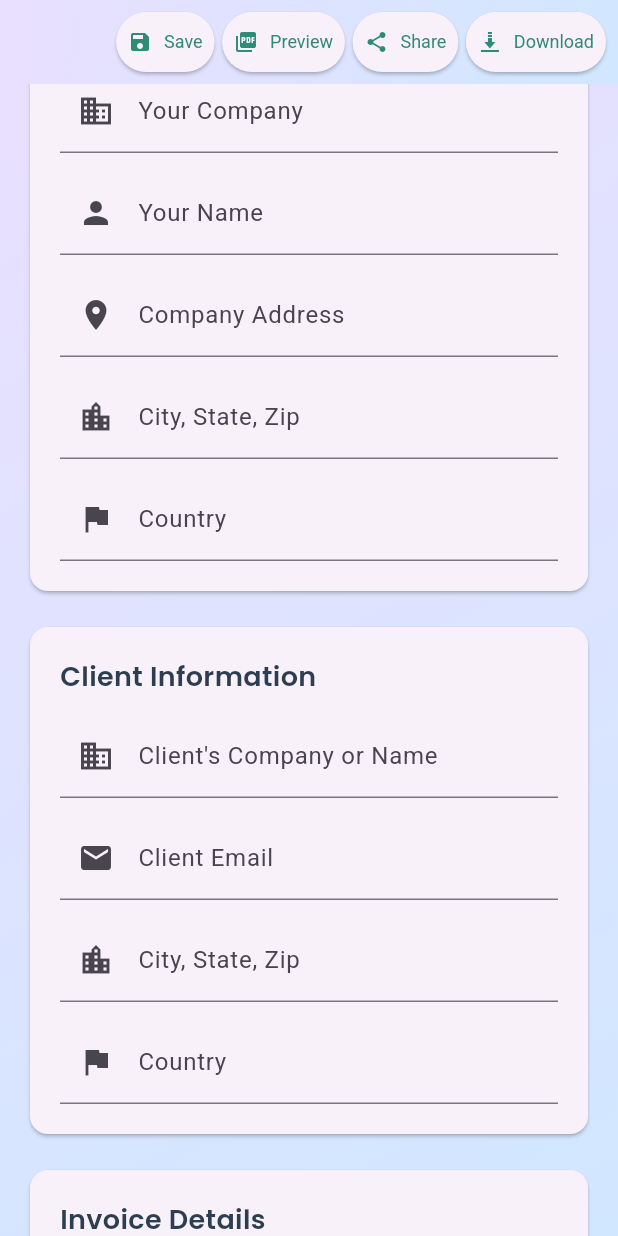
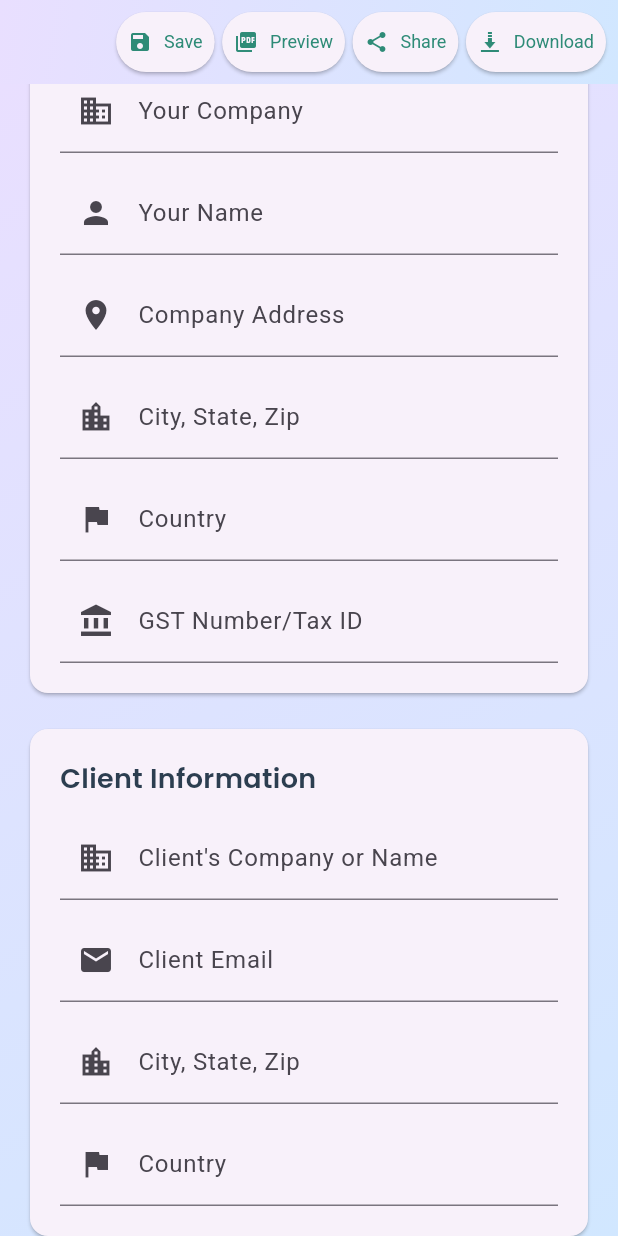
Before and after one commit to Jaivik22/invoice_generator, a Flutter app: the InvoiceHomePage screen opened directly, scrolled down 576 dp, on a phone screen of 412 x 824 dp. Run offline on Flutter 3.47's test engine with Material 3 defaults, Android fonts, the phone set to English and light mode, and no system bars; our stand-ins replace animate_do, cloud_firestore, connectivity_plus, firebase_core, firebase_remote_config, get and 11 more; accounts and stored records are empty; generated files the repository leaves out were written again.

Commit message:
- Added GST/tax number

```diff
--- a/lib/model/invoice_info.dart
+++ b/lib/model/invoice_info.dart
@@ -49,6 +49,9 @@
   @HiveField(14)
   String? logoPath;
 
+  @HiveField(15)
+  String taxId;
+
   InvoiceInfo({
     required this.businessName,
     required this.businessAddress,
@@ -65,5 +68,6 @@
     required this.currency,
     required this.taxPercentage,
     this.logoPath,
+    required this.taxId
   });
 }
--- a/lib/screens/invoice_generator_app.dart
+++ b/lib/screens/invoice_generator_app.dart
@@ -110,6 +110,8 @@
   String _yourName = '';
   String _companyCityStateZip = '';
   String _companyCountry = '';
+  String _taxId = '';
+
   String _clientCompany = '';
 
   // String _clientAddress = '';
@@ -137,6 +139,9 @@
       TextEditingController();
   final TextEditingController _companyCountryController =
       TextEditingController();
+  final TextEditingController _taxIdController =
+      TextEditingController();
+
   final TextEditingController _clientCompanyController =
       TextEditingController();
   final TextEditingController _clientCityStateZipController =
@@ -198,6 +203,7 @@
     _yourNameController.dispose();
     _companyCityStateZipController.dispose();
     _companyCountryController.dispose();
+    _taxIdController.dispose();
     _clientCompanyController.dispose();
     _clientCityStateZipController.dispose();
     _clientCountryController.dispose();
@@ -222,6 +228,7 @@
       _yourName = loaded.yourName;
       _companyCityStateZip = loaded.clientCityStateZip;
       _companyCountry = loaded.companyCountry;
+      _taxId = loaded.taxId;
       _clientCompany = loaded.clientCompany;
       _clientCityStateZip = loaded.clientCityStateZip;
       _clientCountry = loaded.clientCountry;
@@ -246,6 +253,7 @@
       _yourNameController.text = _yourName;
       _companyCityStateZipController.text = _companyCityStateZip;
       _companyCountryController.text = _companyCountry;
+      _taxIdController.text = _taxId;
       _clientCompanyController.text = _clientCompany;
       _clientCityStateZipController.text = _clientCityStateZip;
       _clientCountryController.text = _clientCountry;
@@ -272,6 +280,7 @@
       currency: _selectedCurrency,
       taxPercentage: _taxPercentage,
       logoPath: _logoFile != null ? _logoFile!.path : "",
+      taxId: _taxId
     );
 
     final result = await saveInvoice(invoice, keyName);
@@ -428,6 +437,7 @@
               ? pw.Image(logoImage, width: 100, height: 100)
               : pw.SizedBox(width: 100, height: 100),
           pw.Column(
+            crossAxisAlignment: pw.CrossAxisAlignment.end,
             children: [
               pw.Container(
                 color: PdfColor.fromInt(themeColor.value),
@@ -447,6 +457,10 @@
                 'Invoice #$_invoiceNumber',
                 style: pw.TextStyle(fontSize: 14, font: robotoFont),
               ),
+              pw.Text(
+                'GST/Tax Number: $_taxId',
+                style: pw.TextStyle(fontSize: 14, font: robotoFont),
+              ),
             ],
           ),
         ],
@@ -547,6 +561,7 @@
               ? pw.Image(logoImage, width: 80, height: 80)
               : pw.SizedBox(width: 80, height: 80),
           pw.Column(
+            crossAxisAlignment: pw.CrossAxisAlignment.end,
             children: [
               pw.Text(
                 'INVOICE',
@@ -562,12 +577,14 @@
                 'Invoice #$_invoiceNumber',
                 style: pw.TextStyle(fontSize: 14, font: robotoFont),
               ),
-              ],
-            ),
-          ],
-        ),
-        // pw.SizedBox(height: 10),
-        // pw.Text('Invoice #$_invoiceNumber', style: const pw.TextStyle(fontSize: 14)),
+              pw.Text(
+                'GST/Tax Number: $_taxId',
+                style: pw.TextStyle(fontSize: 14, font: robotoFont),
+              ),
+            ],
+          ),
+        ],
+      ),
       pw.SizedBox(height: 20),
       pw.Divider(color: PdfColor.fromInt(themeColor.value)),
       pw.SizedBox(height: 20),
@@ -693,6 +710,7 @@
               ? pw.Image(logoImage, width: 60, height: 60)
               : pw.SizedBox(width: 60, height: 60),
           pw.Column(
+            crossAxisAlignment: pw.CrossAxisAlignment.end,
             children: [
               pw.Text(
                 'INVOICE',
@@ -707,12 +725,14 @@
                 'Invoice #$_invoiceNumber',
                 style: pw.TextStyle(fontSize: 12, font: robotoFont),
               ),
-              ],
-            ),
-          ],
-        ),
-        // pw.SizedBox(height: 10),
-        // pw.Text('Invoice #$_invoiceNumber', style: const pw.TextStyle(fontSize: 12)),
+              pw.Text(
+                'GST/Tax Number: $_taxId',
+                style: pw.TextStyle(fontSize: 12, font: robotoFont),
+              ),
+            ],
+          ),
+        ],
+      ),
       pw.SizedBox(height: 20),
       pw.Text(
         'From:',
@@ -729,8 +749,6 @@
         style: pw.TextStyle(fontWeight: pw.FontWeight.bold, font: robotoFont),
       ),
       pw.Text(_clientCompany, style: pw.TextStyle(font: robotoFont)),
-        // pw.Text(_clientName),
-        // pw.Text(_clientAddress),
       pw.Text(_clientCityStateZip, style: pw.TextStyle(font: robotoFont)),
       pw.Text(_clientCountry, style: pw.TextStyle(font: robotoFont)),
       pw.Text(_clientEmail, style: pw.TextStyle(font: robotoFont)),
@@ -820,8 +838,6 @@
           ),
         ],
       ),
-        // pw.SizedBox(height: 10),
-        // pw.Text('Invoice #$_invoiceNumber', style: const pw.TextStyle(fontSize: 14)),
       pw.SizedBox(height: 20),
       pw.Container(
         padding: const pw.EdgeInsets.all(8),
@@ -842,6 +858,16 @@
           ),
         ),
       ),
+      pw.Container(
+        padding: const pw.EdgeInsets.all(8),
+        child: pw.Text(
+          'GST/Tax Number: $_taxId',
+          style: pw.TextStyle(
+            fontSize: 14,
+            font: robotoFont,
+          ),
+        ),
+      ),
       pw.Text(_yourName, style: pw.TextStyle(font: robotoFont)),
       pw.Text(_businessAddress, style: pw.TextStyle(font: robotoFont)),
       pw.Text(_companyCityStateZip, style: pw.TextStyle(font: robotoFont)),
@@ -852,8 +878,6 @@
         style: pw.TextStyle(fontWeight: pw.FontWeight.bold, font: robotoFont),
       ),
       pw.Text(_clientCompany, style: pw.TextStyle(font: robotoFont)),
-        // pw.Text(_clientName),
-        // pw.Text(_clientAddress),
       pw.Text(_clientCityStateZip, style: pw.TextStyle(font: robotoFont)),
       pw.Text(_clientCountry, style: pw.TextStyle(font: robotoFont)),
       pw.Text(_clientEmail, style: pw.TextStyle(font: robotoFont)),
@@ -905,7 +929,6 @@
       ),
     ];
   }
-
   List<pw.Widget> _buildCompactLayout(
       Color themeColor,
       pw.MemoryImage? logoImage,
@@ -919,6 +942,7 @@
               ? pw.Image(logoImage, width: 60, height: 60)
               : pw.SizedBox(width: 60, height: 60),
           pw.Column(
+            crossAxisAlignment: pw.CrossAxisAlignment.end,
             children: [
               pw.Text(
                 'INVOICE',
@@ -934,12 +958,14 @@
                 'Invoice #$_invoiceNumber',
                 style: pw.TextStyle(fontSize: 12, font: robotoFont),
               ),
-              ],
-            ),
-          ],
-        ),
-        // pw.SizedBox(height: 10),
-        // pw.Text('Invoice #$_invoiceNumber', style: const pw.TextStyle(fontSize: 12)),
+              pw.Text(
+                'GST/Tax Number: $_taxId',
+                style: pw.TextStyle(fontSize: 12, font: robotoFont),
+              ),
+            ],
+          ),
+        ],
+      ),
       pw.SizedBox(height: 10),
       pw.Row(
         mainAxisAlignment: pw.MainAxisAlignment.spaceBetween,
@@ -1580,6 +1606,16 @@
                             ),
                             onChanged: (value) => _companyCountry = value,
                           ),
+                          const SizedBox(height: 12),
+                          TextFormField(
+                            controller: _taxIdController,
+                            decoration: const InputDecoration(
+                              labelText: 'GST Number/Tax ID',
+                              prefixIcon: Icon(Icons.account_balance),
+                              hintText: 'Enter GST or other Tax Identification Number',
+                            ),
+                            onChanged: (value) => _taxId = value,
+                          ),
                         ],
                       ),
                     ),
```
Lines whose indentation alone changed are shown as unchanged.
